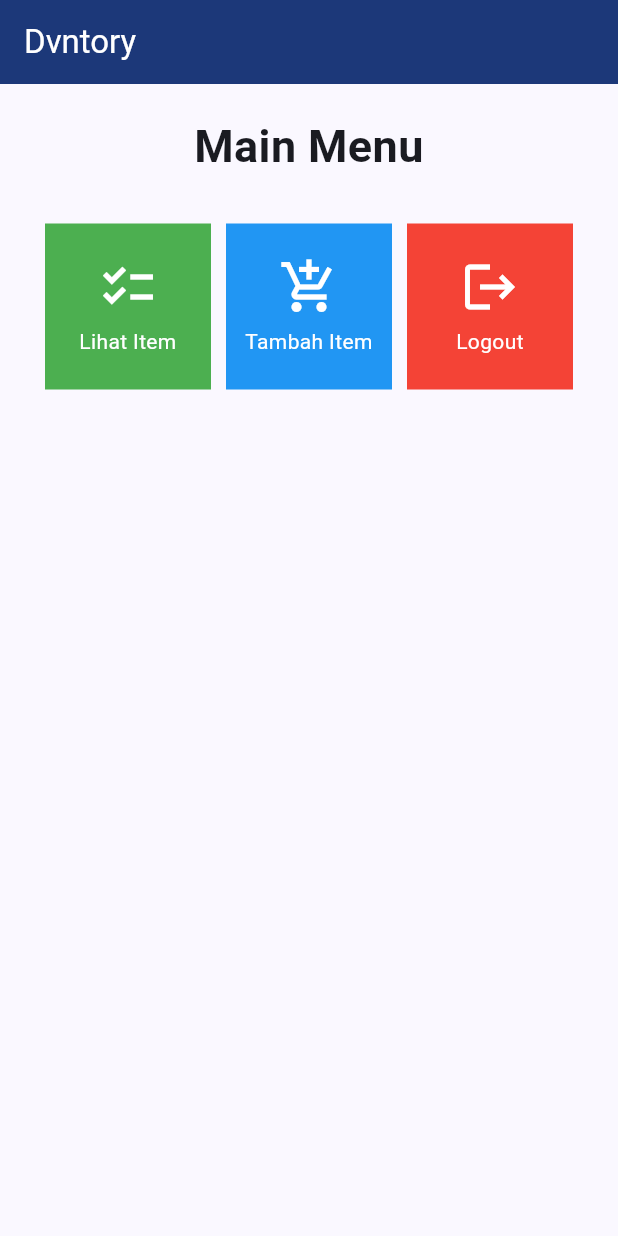
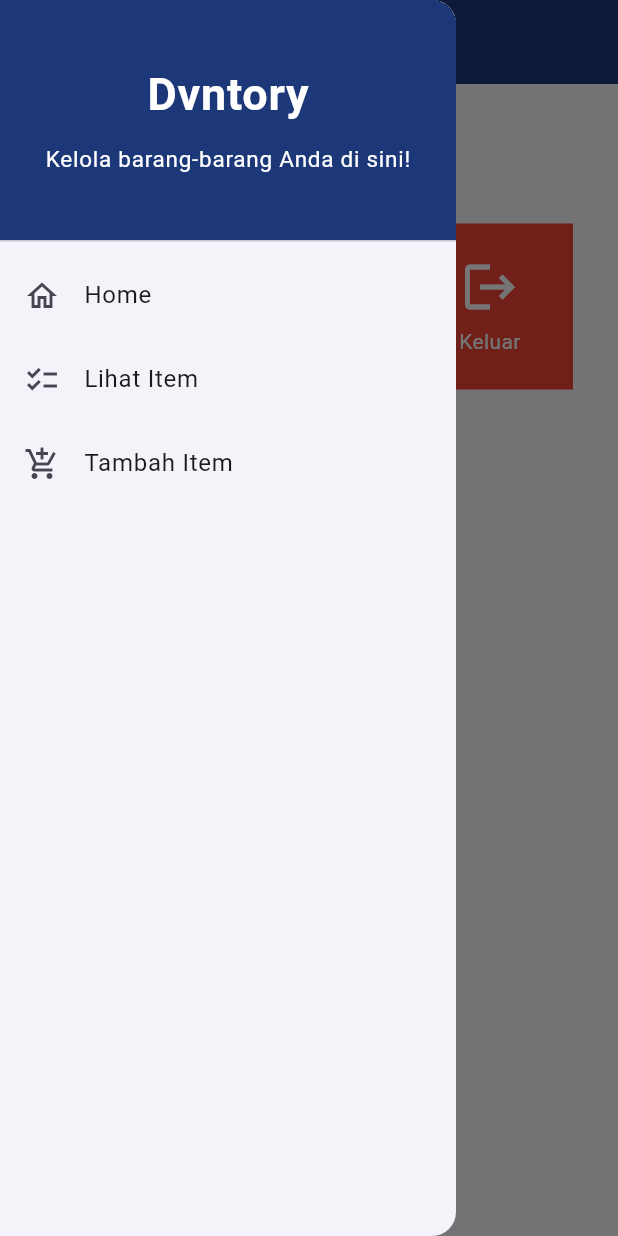
Before and after one commit to DevinFaiz/dvntory-mobile, a Flutter app: the screen it shows after launch, with the side drawer open (before the commit the screen has no drawer), on a phone screen of 412 x 824 dp. Run offline on Flutter 3.47's test engine with Material 2 defaults, Android fonts, the phone set to English and light mode, and no system bars.

Commit message:
Tugas 8 Selesai

```diff
--- a/lib/main.dart
+++ b/lib/main.dart
@@ -1,5 +1,5 @@
 import 'package:flutter/material.dart';
-import 'package:dvntory_mobile/menu.dart';
+import 'package:dvntory_mobile/screens/menu.dart';
 
 void main() {
   runApp(const MyApp());
@@ -14,7 +14,6 @@ class MyApp extends StatelessWidget {
     return MaterialApp(
       title: 'Dvntory',
       theme: ThemeData(
-        // Tema aplikasi
         colorScheme: ColorScheme.fromSeed(seedColor: const Color.fromARGB(255, 28, 56, 121)),
         useMaterial3: true,
       ),
--- a/lib/menu.dart
+++ /dev/null
@@ -1,113 +0,0 @@
-import 'package:flutter/material.dart';
-
-class MyHomePage extends StatelessWidget {
-  MyHomePage({Key? key}) : super(key: key);
-
-  // Daftar item inventaris dengan tipe data InvItem
-  final List<InvItem> items = [
-    InvItem("Lihat Item", Icons.checklist, Colors.green),
-    InvItem("Tambah Item", Icons.add_shopping_cart, Colors.blue),
-    InvItem("Logout", Icons.logout, Colors.red),
-  ];
-
-  // Fungsi build untuk membangun UI
-  @override
-  Widget build(BuildContext context) {
-    return Scaffold(
-      // AppBar dengan background color dan judul
-      appBar: AppBar(
-        backgroundColor: const Color.fromARGB(255, 28, 56, 121),
-        title: const Text(
-          'Dvntory',
-          style: TextStyle(color: Color.fromARGB(255, 255, 255, 255)),
-        ),
-      ),
-      // Body aplikasi yang scrollable
-      body: SingleChildScrollView(
-        child: Padding(
-          padding: const EdgeInsets.all(10.0), // Padding disekitar column
-          child: Column(
-            children: <Widget>[
-              const Padding(
-                padding: EdgeInsets.only(top: 10.0, bottom: 10.0),
-                child: Text(
-                  'Main Menu',
-                  textAlign: TextAlign.center,
-                  style: TextStyle(
-                    fontSize: 30,
-                    fontWeight: FontWeight.bold,
-                  ),
-                ),
-              ),
-              // GridView untuk menampilkan item-item secara grid
-              GridView.count(
-                primary: true,
-                padding: const EdgeInsets.all(20),
-                crossAxisSpacing: 10,
-                mainAxisSpacing: 10,
-                crossAxisCount: 3,
-                shrinkWrap: true, // Mengontrol apakah children harus shrink ke ukuran mereka di cross axis
-                children: items.map((InvItem item) {
-                  // Mapping dari list item ke widget InvCard
-                  return InvCard(item);
-                }).toList(), // Konversi kembali ke list setelah mapping
-              ),
-            ],
-          ),
-        ),
-      ),
-    );
-  }
-}
-
-// Class untuk representasi data item inventaris
-class InvItem {
-  final String name; // Nama item
-  final IconData icon; // Icon yang digunakan
-  final Color color; // Warna background
-  InvItem(this.name, this.icon, this.color); // Constructor
-}
-
-// Widget yang merepresentasikan kartu item inventaris
-class InvCard extends StatelessWidget {
-  final InvItem item; // Item inventaris yang diterima
-
-  const InvCard(this.item, {super.key}); // Constructor dengan super.key
-
-  @override
-  Widget build(BuildContext context) {
-    return Material(
-      color: item.color, // Warna background dari card
-      child: InkWell(
-        onTap: () {
-          // Handler ketika card diklik
-          ScaffoldMessenger.of(context)
-            ..hideCurrentSnackBar()
-            ..showSnackBar(SnackBar(
-                content: Text("Kamu telah menekan tombol ${item.name}!"))); // Menampilkan SnackBar
-        },
-        child: Container(
-          padding: const EdgeInsets.all(8), // Padding disekitar content dalam card
-          child: Center(
-            child: Column(
-              mainAxisAlignment: MainAxisAlignment.center, // Center content secara vertikal
-              children: [
-                Icon(
-                  item.icon, // Icon dari item
-                  color: Colors.white,
-                  size: 40.0,
-                ),
-                const Padding(padding: EdgeInsets.all(3)), // Memberikan space antar elemen
-                Text(
-                  item.name, // Nama item
-                  textAlign: TextAlign.center,
-                  style: const TextStyle(color: Colors.white), // Style text
-                ),
-              ],
-            ),
-          ),
-        ),
-      ),
-    );
-  }
-}
--- /dev/null
+++ b/lib/screens/menu.dart
@@ -0,0 +1,59 @@
+import 'package:flutter/material.dart';
+import 'package:dvntory_mobile/widgets/left_drawer.dart';
+import 'package:dvntory_mobile/widgets/dvntory_card.dart';
+
+class MyHomePage extends StatelessWidget {
+  MyHomePage({Key? key}) : super(key: key);
+
+  final List<MenuItem> items = [
+    MenuItem("Lihat Item", Icons.checklist, Colors.green),
+    MenuItem("Tambah Item", Icons.add_shopping_cart, Colors.blue),
+    MenuItem("Keluar", Icons.logout, Colors.red),
+  ];
+
+  @override
+  Widget build(BuildContext context) {
+    return Scaffold(
+      appBar: AppBar(
+        centerTitle: false,
+        title: const Text(
+          'Dvntory',
+        ),
+        backgroundColor: const Color.fromARGB(255, 28, 56, 121),
+        foregroundColor: Colors.white,
+      ),
+      drawer: const LeftDrawer(),
+      body: SingleChildScrollView(
+        child: Padding(
+          padding: const EdgeInsets.all(10.0),
+          child: Column(
+            children: <Widget>[
+              const Padding(
+                padding: EdgeInsets.only(top: 10.0, bottom: 10.0),
+                child: Text(
+                  'Main Menu',
+                  textAlign: TextAlign.center,
+                  style: TextStyle(
+                    fontSize: 30,
+                    fontWeight: FontWeight.bold,
+                  ),
+                ),
+              ),
+              GridView.count(
+                primary: true,
+                padding: const EdgeInsets.all(20),
+                crossAxisSpacing: 10,
+                mainAxisSpacing: 10,
+                crossAxisCount: 3,
+                shrinkWrap: true,
+                children: items.map((MenuItem item) {
+                  return MenuCard(item);
+                }).toList(),
+              ),
+            ],
+          ),
+        ),
+      ),
+    );
+  }
+}
--- /dev/null
+++ b/lib/widgets/dvntory_card.dart
@@ -0,0 +1,89 @@
+import 'package:flutter/material.dart';
+import 'package:dvntory_mobile/screens/dvntory_form.dart';
+import 'package:dvntory_mobile/screens/dvntory_list.dart';
+
+class MenuItem {
+  final String name;
+  final IconData icon;
+  final Color color;
+
+  MenuItem(this.name, this.icon, this.color);
+}
+
+class Item {
+  final String name;
+  final int price;
+  final String description;
+  final int amount;
+
+  Item({
+    required this.name,
+    required this.price,
+    required this.description,
+    required this.amount,
+  });
+}
+
+class MenuCard extends StatelessWidget {
+  final MenuItem item;
+
+  const MenuCard(this.item, {super.key}); // Constructor
+
+  @override
+  Widget build(BuildContext context) {
+    return Material(
+      color: item.color,
+      child: InkWell(
+        // Area responsive terhadap sentuhan
+        onTap: () {
+          // Memunculkan SnackBar ketika diklik
+          ScaffoldMessenger.of(context)
+            ..hideCurrentSnackBar()
+            ..showSnackBar(SnackBar(
+                content: Text("Kamu telah menekan tombol ${item.name}!")));
+
+          if (item.name == "Lihat Item") {
+            Navigator.push(
+                context,
+                MaterialPageRoute(
+                  builder: (context) => const ItemsPage(),
+                ));
+          }
+
+          // Navigate ke route yang sesuai (tergantung jenis tombol)
+          if (item.name == "Tambah Item") {
+            // Melakukan navigasi ke MaterialPageRoute yang mencakup ShopFormPage.
+            Navigator.push(
+              context,
+              MaterialPageRoute(
+                builder: (context) => const ItemFormPage(),
+              ),
+            );
+          }
+        },
+        child: Container(
+          // Container untuk menyimpan Icon dan Text
+          padding: const EdgeInsets.all(8),
+          child: Center(
+            child: Column(
+              mainAxisAlignment: MainAxisAlignment.center,
+              children: [
+                Icon(
+                  item.icon,
+                  color: Colors.white,
+                  size: 40.0,
+                ),
+                const Padding(padding: EdgeInsets.all(3)),
+                Text(
+                  item.name,
+                  textAlign: TextAlign.center,
+                  style: const TextStyle(color: Colors.white),
+                ),
+              ],
+            ),
+          ),
+        ),
+      ),
+    );
+  }
+}
--- /dev/null
+++ b/lib/widgets/left_drawer.dart
@@ -0,0 +1,88 @@
+import 'package:flutter/material.dart';
+import 'package:dvntory_mobile/screens/menu.dart';
+import 'package:dvntory_mobile/screens/dvntory_form.dart';
+import 'package:dvntory_mobile/screens/dvntory_list.dart';
+
+class LeftDrawer extends StatelessWidget {
+  const LeftDrawer({super.key});
+
+  @override
+  Widget build(BuildContext context) {
+    return Drawer(
+      child: ListView(
+        children: [
+          const DrawerHeader(
+            decoration: BoxDecoration(
+              color: Color.fromARGB(255, 28, 56, 121),
+            ),
+            child: Center( // Menambahkan widget Center di sini
+              child: Column(
+                mainAxisSize: MainAxisSize.min, // Mengatur agar Column tidak mengisi seluruh ruang vertikal
+                children: [
+                  Text(
+                    'Dvntory',
+                    style: TextStyle(
+                      fontSize: 30,
+                      fontWeight: FontWeight.bold,
+                      color: Colors.white
+                    ),
+                  ),
+                  Padding(
+                    padding: EdgeInsets.all(10),
+                    child: Text(
+                      "Kelola barang-barang Anda di sini!",
+                      style: TextStyle(
+                        fontSize: 15,
+                        color: Colors.white,
+                        fontWeight: FontWeight.normal,
+                      ),
+                    ),
+                  ),
+                ],
+              ),
+            ),
+          ),
+          // Routing
+          ListTile(
+            leading: const Icon(Icons.home_outlined),
+            title: const Text('Home'),
+            // Bagian redirection ke MyHomePage
+            onTap: () {
+              Navigator.pushReplacement(
+                  context,
+                  MaterialPageRoute(
+                    builder: (context) => MyHomePage(),
+                  ));
+            },
+          ),
+          ListTile(
+            leading: const Icon(Icons.checklist),
+            title: const Text('Lihat Item'),
+            // Bagian redirection ke ShopFormPage
+            onTap: () {
+              Navigator.pushReplacement(
+                  context,
+                  MaterialPageRoute(
+                    builder: (context) => const ItemsPage(),
+                  ));
+            },
+          ),
+          ListTile(
+            leading: const Icon(Icons.add_shopping_cart),
+            title: const Text('Tambah Item'),
+            // Bagian redirection ke ShopFormPage
+            onTap: () {
+              /*
+              Routing ke ShopFormPage di sini, setelah halaman ShopFormPage sudah dibuat.
+              */
+              Navigator.pushReplacement(
+                  context,
+                  MaterialPageRoute(
+                      builder: (context) => const ItemFormPage()));
+            },
+          ),
+        ],
+      ),
+    );
+  }
+}
```
Also changed, not shown: lib/screens/dvntory_form.dart (added, +190 -0 lines), lib/screens/dvntory_list.dart (added, +82 -0 lines), 1 other file.
